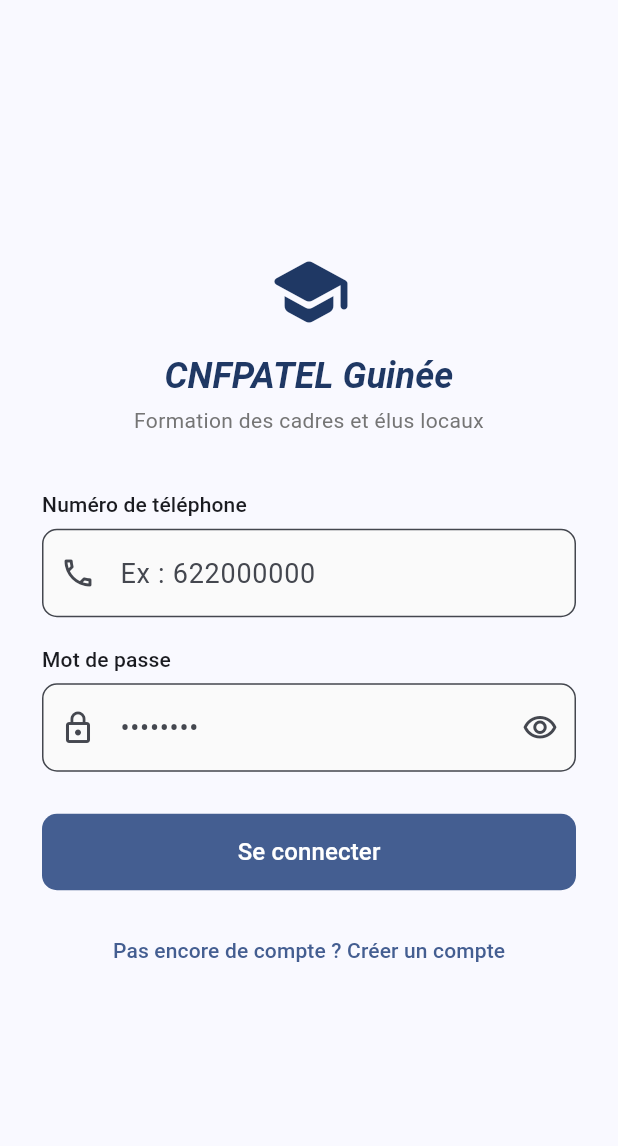
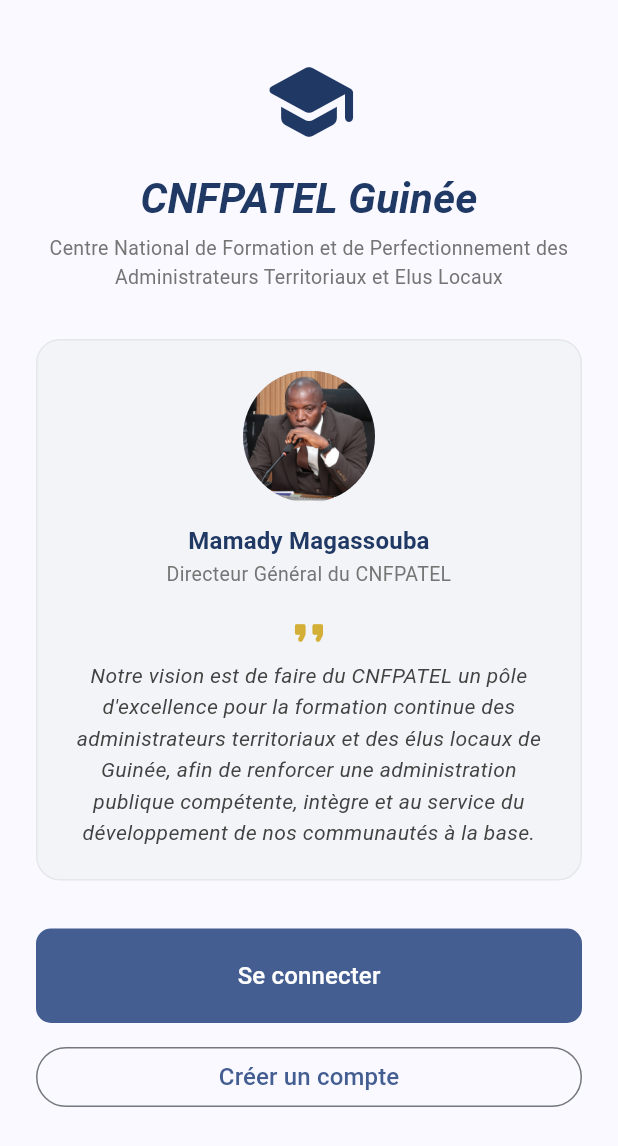
Before and after one commit to CNFPATEL-Guinee/cnfpatel-mobile, a Flutter app: the screen it shows after launch, on a phone screen of 412 x 824 dp. Shown: the top 1146 px of the screen. Run offline on Flutter 3.47's test engine with Material 3 defaults, Android fonts, the phone set to English and light mode, and no system bars; our stand-ins replace chewie, dio, firebase_core, flutter_riverpod, go_router, shared_preferences and 1 more; missing offline and left inert: jitsi_meet_flutter_sdk; accounts and stored records are empty.

Commit message:
Mise à jour de la page publique

```diff
--- a/lib/core/router/app_router.dart
+++ b/lib/core/router/app_router.dart
@@ -5,6 +5,7 @@
 import '../../features/authentification/presentation/screens/connexion_screen.dart';
 import '../../features/authentification/providers/auth_controller.dart';
 import '../../features/accueil/presentation/screens/accueil_screen.dart';
+import '../../features/accueil/presentation/screens/bienvenue_screen.dart';
 import '../../features/formations/presentation/screens/formations_list_screen.dart';
 import '../widgets/splash_screen.dart';
 
@@ -16,6 +17,7 @@
     refreshListenable: _AuthListenable(ref),
     redirect: (context, state) {
       final onConnexion = state.matchedLocation == '/connexion';
+      final onBienvenue = state.matchedLocation == '/bienvenue';
 
       if (authState is AuthVerificationEnCours) {
         return null;
@@ -23,8 +25,11 @@
 
       final estConnecte = authState is AuthConnecte;
 
-      if (!estConnecte && !onConnexion) return '/connexion';
-      if (estConnecte && onConnexion) return '/';
+      // Non connecte : direction la page d accueil publique (sauf si
+      // deja sur cette page ou sur la connexion).
+      if (!estConnecte && !onConnexion && !onBienvenue) return '/bienvenue';
+      // Connecte : on ne reste pas sur les pages publiques/connexion.
+      if (estConnecte && (onConnexion || onBienvenue)) return '/';
       return null;
     },
     routes: [
@@ -37,6 +42,11 @@
           }
           return const AccueilScreen();
         },
+      ),
+      GoRoute(
+        path: '/bienvenue',
+        name: 'bienvenue',
+        builder: (context, state) => const BienvenueScreen(),
       ),
       GoRoute(
         path: '/connexion',
--- /dev/null
+++ b/lib/features/accueil/presentation/screens/bienvenue_screen.dart
@@ -0,0 +1,118 @@
+import 'package:flutter/material.dart';
+import 'package:go_router/go_router.dart';
+
+import '../../../authentification/presentation/screens/inscription_screen.dart';
+
+// Page d accueil PUBLIQUE, affichee avant toute connexion — presente
+// le Centre et sa mission, avant de proposer de se connecter ou de
+// creer un compte.
+class BienvenueScreen extends StatelessWidget {
+  const BienvenueScreen({super.key});
+
+  @override
+  Widget build(BuildContext context) {
+    return Scaffold(
+      body: SafeArea(
+        child: SingleChildScrollView(
+          padding: const EdgeInsets.all(24),
+          child: Column(
+            crossAxisAlignment: CrossAxisAlignment.stretch,
+            children: [
+              const SizedBox(height: 12),
+              const Icon(Icons.school_rounded, size: 64, color: Color(0xFF1F3864)),
+              const SizedBox(height: 14),
+              Text(
+                'CNFPATEL Guinée',
+                textAlign: TextAlign.center,
+                style: Theme.of(context).textTheme.headlineMedium?.copyWith(
+                      fontWeight: FontWeight.bold,
+                      fontStyle: FontStyle.italic,
+                      color: const Color(0xFF1F3864),
+                    ),
+              ),
+              const SizedBox(height: 6),
+              Text(
+                'Centre National de Formation et de Perfectionnement des\n'
+                'Administrateurs Territoriaux et Elus Locaux',
+                textAlign: TextAlign.center,
+                style: TextStyle(color: Colors.grey.shade600, fontSize: 13),
+              ),
+              const SizedBox(height: 32),
+
+              // Section institutionnelle : photo et vision du Directeur General.
+              Container(
+                padding: const EdgeInsets.all(20),
+                decoration: BoxDecoration(
+                  color: const Color(0xFFF3F4F7),
+                  borderRadius: BorderRadius.circular(16),
+                  border: Border.all(color: const Color(0xFFE5E7EB)),
+                ),
+                child: Column(
+                  children: [
+                    const CircleAvatar(
+                      radius: 44,
+                      backgroundImage: AssetImage('assets/directeur/photo-directeur.jpg'),
+                    ),
+                    const SizedBox(height: 14),
+                    Text(
+                      'Mamady Magassouba',
+                      style: Theme.of(context).textTheme.titleMedium?.copyWith(
+                            fontWeight: FontWeight.bold,
+                            color: const Color(0xFF1F3864),
+                          ),
+                      textAlign: TextAlign.center,
+                    ),
+                    Text(
+                      'Directeur Général du CNFPATEL',
+                      style: TextStyle(color: Colors.grey.shade600, fontSize: 13),
+                      textAlign: TextAlign.center,
+                    ),
+                    const SizedBox(height: 16),
+                    const Icon(Icons.format_quote_rounded, color: Color(0xFFD4AF37), size: 28),
+                    const SizedBox(height: 4),
+                    Text(
+                      'Notre vision est de faire du CNFPATEL un pôle d\'excellence pour '
+                      'la formation continue des administrateurs territoriaux et des '
+                      'élus locaux de Guinée, afin de renforcer une administration '
+                      'publique compétente, intègre et au service du développement '
+                      'de nos communautés à la base.',
+                      style: TextStyle(
+                        fontStyle: FontStyle.italic,
+                        fontSize: 14,
+                        color: Colors.grey.shade800,
+                        height: 1.5,
+                      ),
+                      textAlign: TextAlign.center,
+                    ),
+                  ],
+                ),
+              ),
+
+              const SizedBox(height: 32),
+
+              FilledButton(
+                onPressed: () => context.go('/connexion'),
+                child: const Padding(
+                  padding: EdgeInsets.symmetric(vertical: 6),
+                  child: Text('Se connecter', style: TextStyle(fontSize: 16)),
+                ),
+              ),
+              const SizedBox(height: 12),
+              OutlinedButton(
+                onPressed: () {
+                  Navigator.of(context).push(
+                    MaterialPageRoute(builder: (_) => const InscriptionScreen()),
+                  );
+                },
+                child: const Padding(
+                  padding: EdgeInsets.symmetric(vertical: 6),
+                  child: Text('Créer un compte', style: TextStyle(fontSize: 16)),
+                ),
+              ),
+            ],
+          ),
+        ),
+      ),
+    );
+  }
+}
```
